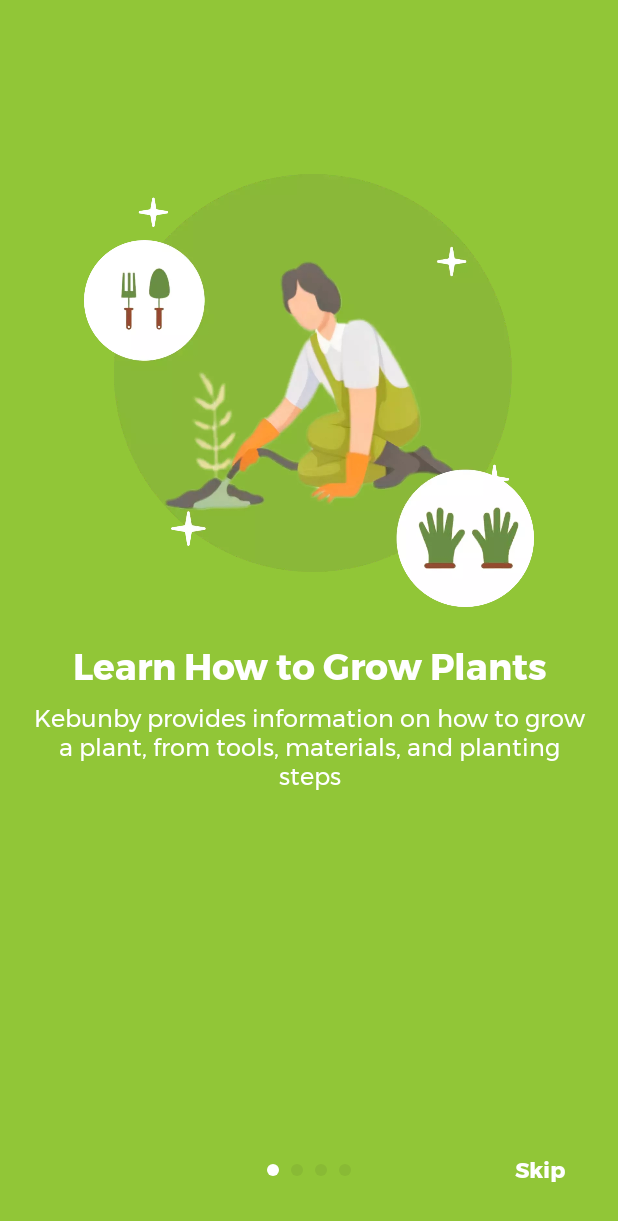
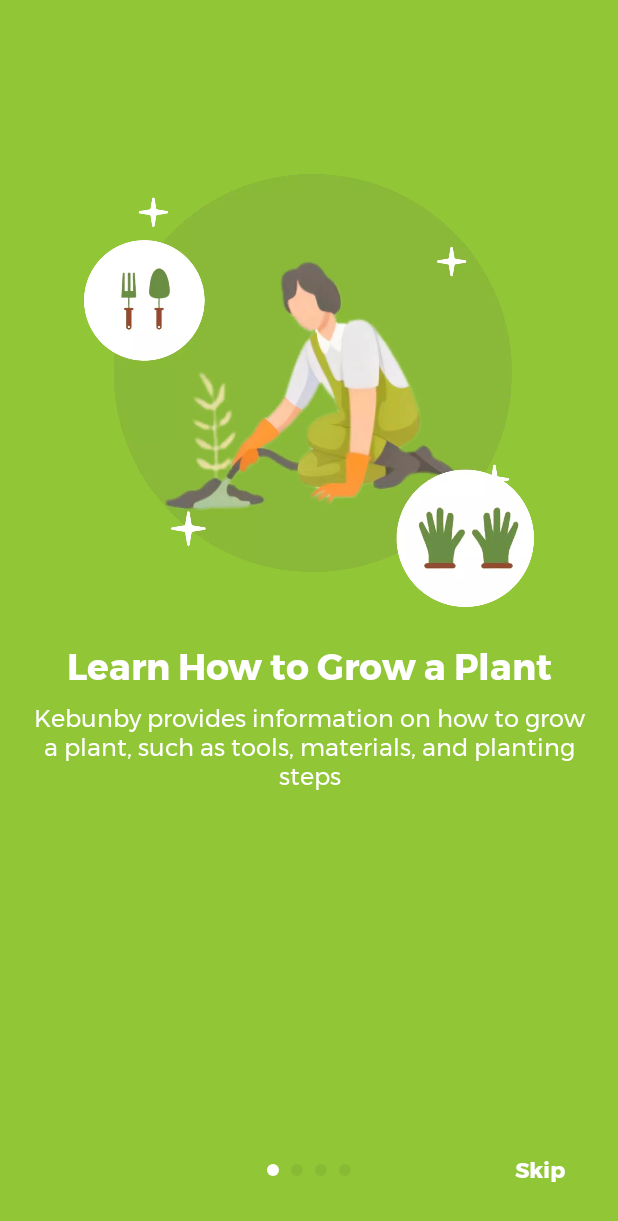
Before and after one commit to ajailani4/kebunby-android, an Android app built with Jetpack Compose: the screen it shows after launch (MainActivity), on a phone screen of 412 x 824 dp. Shown: the top 1221 px of the screen. Run offline under Robolectric (Android 15) with nearby library versions, the phone set to English and light mode, and no system bars; our stand-ins replace Dagger/Hilt's generated code, accompanist; libraries missing offline, so code that uses them is left out: compose.icons, compose.icons.evaicons.

Commit message:
Update strings.xml

```diff
--- a/app/src/main/res/values/strings.xml
+++ b/app/src/main/res/values/strings.xml
@@ -2,8 +2,8 @@
     <string name="app_name">Kebunby</string>
 
     <string name="welcome">Welcome</string>
-    <string name="title_onboarding1">Learn How to Grow Plants</string>
-    <string name="desc_onboarding1">Kebunby provides information on how to grow a plant, from tools, materials, and planting steps</string>
+    <string name="title_onboarding1">Learn How to Grow a Plant</string>
+    <string name="desc_onboarding1">Kebunby provides information on how to grow a plant, such as tools, materials, and planting steps</string>
     <string name="title_onboarding2">Choose Your Favorite Plants</string>
     <string name="desc_onboarding2">You can track your currently planting plants, planted plants, and uploaded plants</string>
     <string name="title_onboarding3">Upload Plant Information</string>
```
